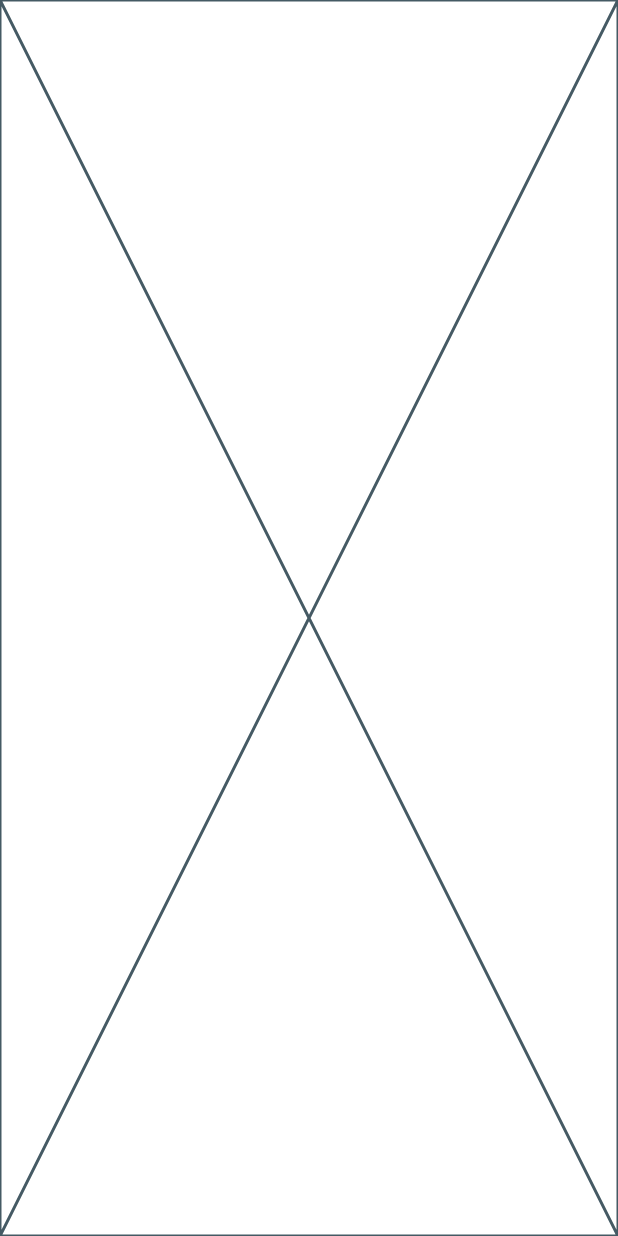
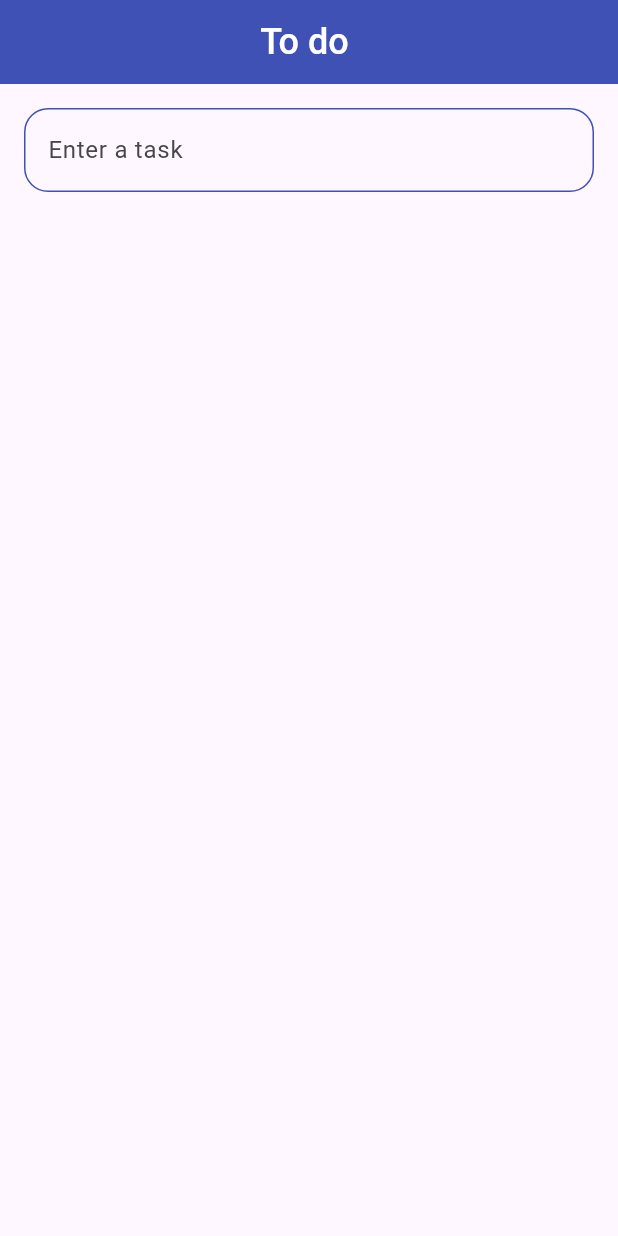
Before and after one commit to Adel-Saeed21/TO_DO_APP, a Flutter app: the screen it shows after launch, on a phone screen of 412 x 824 dp. Run offline on Flutter 3.47's test engine with Material 3 defaults, Android fonts, the phone set to English and light mode, and no system bars; our stand-ins replace bloc, equatable, flutter_bloc.

Commit message:
create custom text field

```diff
--- a/lib/controller/cubit/task_cubit.dart
+++ b/lib/controller/cubit/task_cubit.dart
@@ -15,7 +15,11 @@ class TaskCubit extends Cubit<TaskState> {
     emit(UpdateTask(newLust));
   }
 
-  toggleTask() {
-
+  toggleTask(int id) {
+    final List<TaskModel> newList =
+        state.taskList.map((e) {
+          return e.id == id ? e.copywith(isCompleted: !e.isCompleted) : e;
+        }).toList();
+    emit(UpdateTask(newList));
   }
 }
--- a/lib/views/home_screen.dart
+++ b/lib/views/home_screen.dart
@@ -1,10 +1,44 @@
 import 'package:flutter/material.dart';
 
+import 'package:todo/controller/cubit/task_cubit.dart';
+import 'package:flutter_bloc/flutter_bloc.dart';
+import 'package:todo/controller/cubit/task_state.dart';
+import 'package:todo/views/widget/custom_text_field.dart';
+
 class HomeScreen extends StatelessWidget {
-  const HomeScreen({super.key});
+  HomeScreen({super.key, this.title});
 
+  final String? title;
+  final TextEditingController controller = TextEditingController();
   @override
   Widget build(BuildContext context) {
-    return const Placeholder();
+    return Scaffold(
+      appBar: AppBar(
+        title: const Text(
+          "To do ",
+          style: TextStyle(
+            color: Colors.white,
+            fontSize: 24,
+            fontWeight: FontWeight.w500,
+          ),
+        ),
+        centerTitle: true,
+        backgroundColor: Colors.indigo,
+      ),
+      body: BlocProvider(
+        create: (context) => TaskCubit(),
+        child: BlocBuilder<TaskCubit, TaskState>(
+          builder: (context, state) {
+            return Padding(
+              padding: const EdgeInsets.symmetric(
+                horizontal: 16.0,
+                vertical: 16,
+              ),
+              child: Column(children: [CustomTextField()]),
+            );
+          },
+        ),
+      ),
+    );
   }
 }
--- /dev/null
+++ b/lib/views/widget/custom_text_field.dart
@@ -0,0 +1,24 @@
+import 'package:flutter/material.dart';
+
+class CustomTextField extends StatelessWidget {
+  CustomTextField({super.key});
+  final TextEditingController controller = TextEditingController();
+
+  @override
+  Widget build(BuildContext context) {
+    return TextField(
+      controller: controller,
+      decoration: InputDecoration(
+        hintText: 'Enter a task',
+        enabledBorder: decore(16),
+        errorBorder: decore(12),
+        border: decore(16),
+      ),
+    );
+  }
+
+  OutlineInputBorder decore(double rad) => OutlineInputBorder(
+    borderRadius: BorderRadius.circular(rad),
+    borderSide: BorderSide(color: Colors.indigo),
+  );
+}
--- a/pubspec.yaml
+++ b/pubspec.yaml
@@ -33,6 +33,7 @@ dependencies:
   equatable: ^2.0.7
   flutter:
     sdk: flutter
+  flutter_bloc: ^9.1.1
 
 dev_dependencies:
 
```
Also changed, not shown: pubspec.lock.
